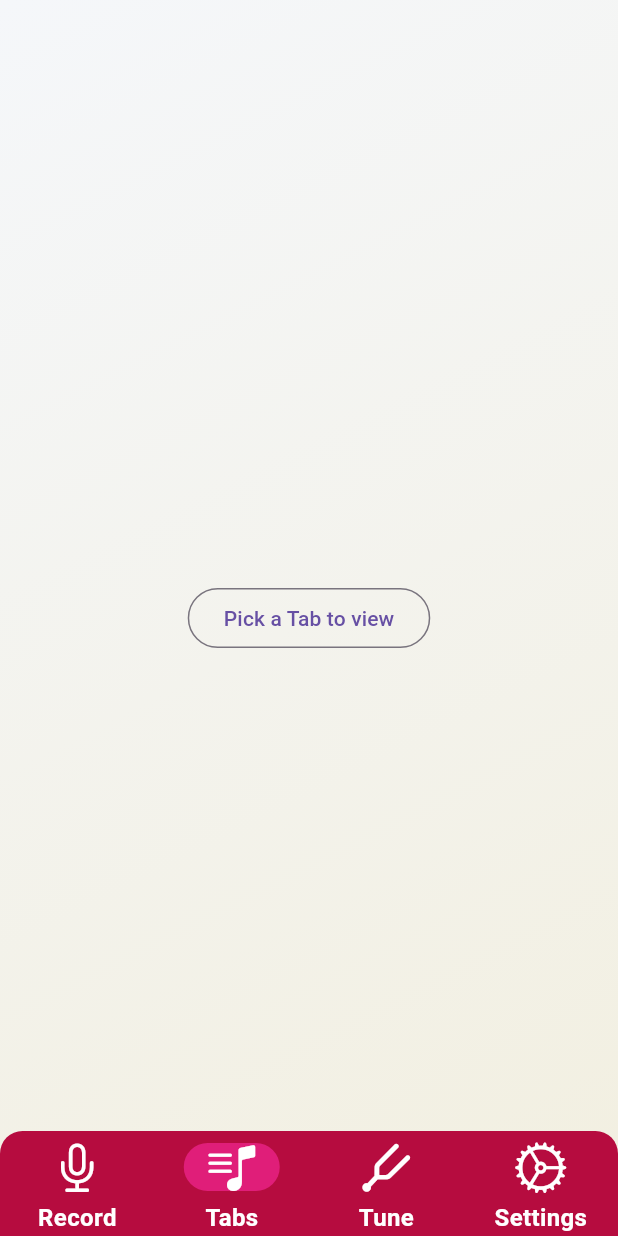
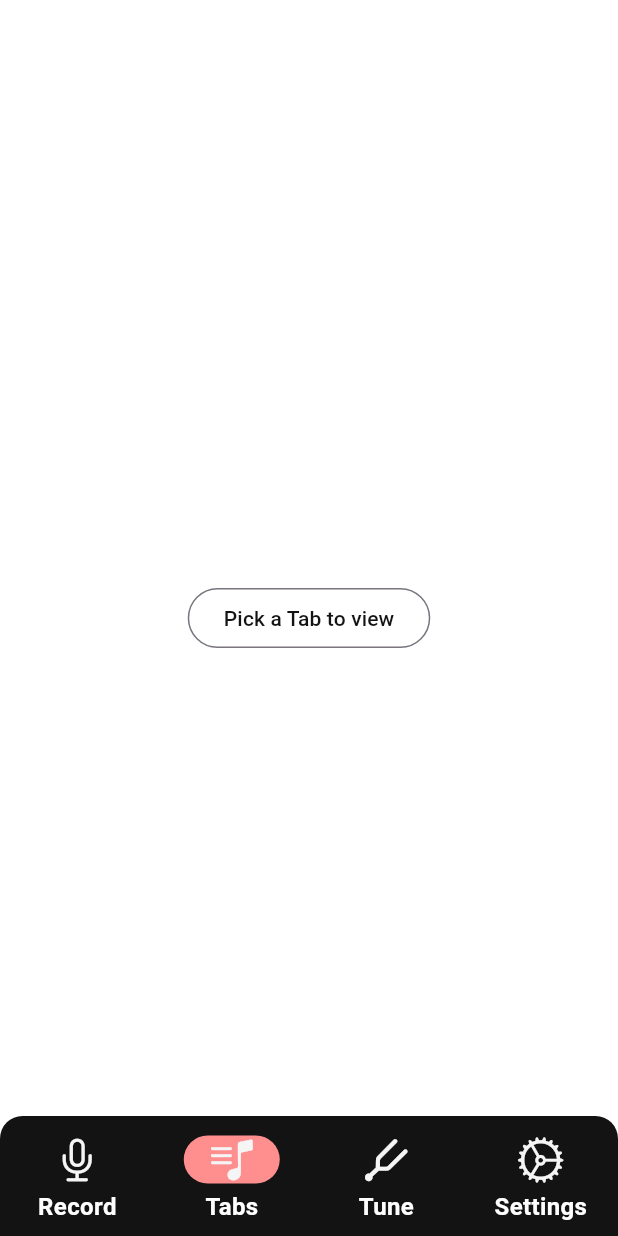
Before and after one commit to TymurBondar/Fretly, a Flutter app: the screen it shows after launch, item 2 of the bottom bar chosen, after a tap on "Pick a Tab to view", on a phone screen of 412 x 824 dp. Run offline on Flutter 3.47's test engine with Material 3 defaults, Android fonts, the phone set to English and light mode, and no system bars; our stand-ins replace audioplayers, file_picker, open_file; missing offline and left inert: flutter_audio_capture, pitch_detector_dart, pitchupdart, record.

Commit message:
design changes

```diff
--- a/lib/main.dart
+++ b/lib/main.dart
@@ -34,8 +34,6 @@ class MyAppState extends State<MyApp> {
   int index = 2; // Initial index
   bool showPitch = false;
 
-
-
   void _handleShowPitchChanged(bool value) {
     log("the value is :$value");
     setState(() {
@@ -48,7 +46,9 @@ Widget build(BuildContext context) {
     final screens = [
       const RecordScreen(),
       const TabsScreen(),
-    TuneScreen(showPitch: showPitch,),
+      TuneScreen(
+        showPitch: showPitch,
+      ),
       SettingsScreen(
         onShowPitchChanged: _handleShowPitchChanged,
         showPitch: showPitch,
@@ -57,14 +57,8 @@ Widget build(BuildContext context) {
     return MaterialApp(
       home: Scaffold(
         extendBody: true,
+        backgroundColor: Colors.white,
         body: Container(
-        decoration: const BoxDecoration(
-          gradient: LinearGradient(
-            begin: Alignment.topLeft,
-            end: Alignment.bottomRight,
-            colors: [Color.fromARGB(255, 245, 247, 250), Color.fromARGB(255, 242, 239, 224)], // Customize your gradient colors
-          ),
-        ),
           child: screens[index], // Your current screen
         ),
         bottomNavigationBar: _buildNavigationBar(),
@@ -72,11 +66,10 @@ Widget build(BuildContext context) {
     );
   }
 
-
   Widget _buildNavigationBar() {
-    return  NavigationBarTheme(
+    return NavigationBarTheme(
       data: NavigationBarThemeData(
-        indicatorColor: const Color.fromARGB(255, 224, 30, 121),
+        indicatorColor: const Color.fromARGB(255, 255, 143, 143),
         labelTextStyle: MaterialStateProperty.all(
           const TextStyle(
               color: Colors.white, fontSize: 16, fontWeight: FontWeight.w600),
@@ -86,8 +79,8 @@ Widget build(BuildContext context) {
         borderRadius: const BorderRadius.only(
             topLeft: Radius.circular(15), topRight: Radius.circular(15)),
         child: NavigationBar(
-          backgroundColor: const Color.fromARGB(255, 182, 12, 63),
-          height: 70,
+          backgroundColor: const Color.fromARGB(255, 19, 19, 19),
+          height: 80,
           selectedIndex: index,
           onDestinationSelected: (int index) {
             setState(() => this.index = index);
@@ -110,8 +103,8 @@ Widget build(BuildContext context) {
       child: NavigationDestination(
         icon: Icon(
           icon,
-          color: Colors.white,
-          size: 36.0,
+          color: Colors.grey[100],
+          size: 32.0,
         ),
         label: label,
       ),
--- a/lib/screens/record_screen.dart
+++ b/lib/screens/record_screen.dart
@@ -181,12 +181,17 @@ Widget build(BuildContext context) {
       children: [
         Expanded(
           child: ListView(
-          children: audioFiles.map((file) => Row(
+            children: audioFiles
+                .map((file) => Row(
                       children: [
                         Expanded(
                           child: OutlinedButton(
                             onPressed: () => playRecording(file),
-                  child: Text("Play: ${file.split('/').last}"),
+                            child: Text(
+                              "Play: ${file.split('/').last}",
+                              style: const TextStyle(
+                                  color: Color.fromARGB(255, 19, 19, 19)),
+                            ),
                           ),
                         ),
                         IconButton(
@@ -194,10 +199,12 @@ Widget build(BuildContext context) {
                           onPressed: () => deleteRecording(file),
                         ),
                       ],
-          )).toList(),
+                    ))
+                .toList(),
           ),
         ),
-      Flexible(  // Wrap the button row in a Flexible widget
+        Flexible(
+          // Wrap the button row in a Flexible widget
           child: Row(
             mainAxisAlignment: MainAxisAlignment.spaceEvenly,
             children: [
--- a/lib/screens/settings_screen.dart
+++ b/lib/screens/settings_screen.dart
@@ -23,6 +23,8 @@ class _SettingsScreenState extends State<SettingsScreen> {
             title:
                 const Text(style: TextStyle(color: Colors.black), 'Show Pitch'),
             value: showPitch,
+            activeColor: const Color.fromARGB(255, 255, 143, 143),
+            inactiveThumbColor: const Color.fromARGB(255, 19, 19, 19),
             onChanged: (bool value) {
               setState(() {
                 showPitch = value;
--- a/lib/screens/tabs_screen.dart
+++ b/lib/screens/tabs_screen.dart
@@ -33,7 +33,7 @@ class TabsScreen extends StatelessWidget {
     return Center(
       child: OutlinedButton(
           onPressed: () => openFileFromPath(),
-          child: const Text("Pick a Tab to view")),
+          child: const Text("Pick a Tab to view", style: TextStyle(color: Color.fromARGB(255, 19, 19, 19)),)),
     );
   }
 }
--- a/lib/screens/tune_screen.dart
+++ b/lib/screens/tune_screen.dart
@@ -105,7 +105,7 @@ class _TuneScreenState extends State<TuneScreen> {
             decoration: BoxDecoration(
               color: status == 'tuned'
                   ? const Color.fromARGB(255, 80, 141, 105)
-                  : Colors.teal[300],
+                  : const Color.fromARGB(255, 173, 171, 171),
               shape: BoxShape.circle,
               border: Border.all(
                 color: const Color.fromARGB(255, 255, 143, 143),
```
Lines whose indentation alone changed are shown as unchanged.
